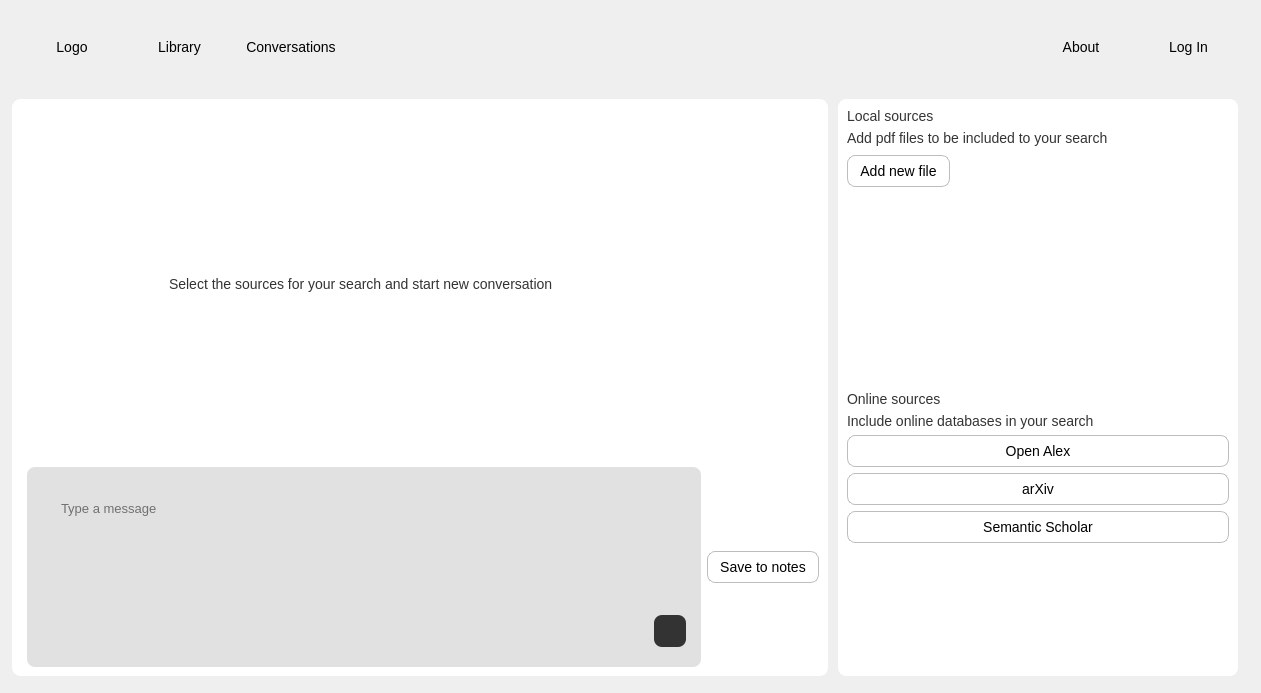
Above: ui_forms_v1/chat_window.ui from Pleias/pleias_ScholasticAI before the change. Below: the same form after it.
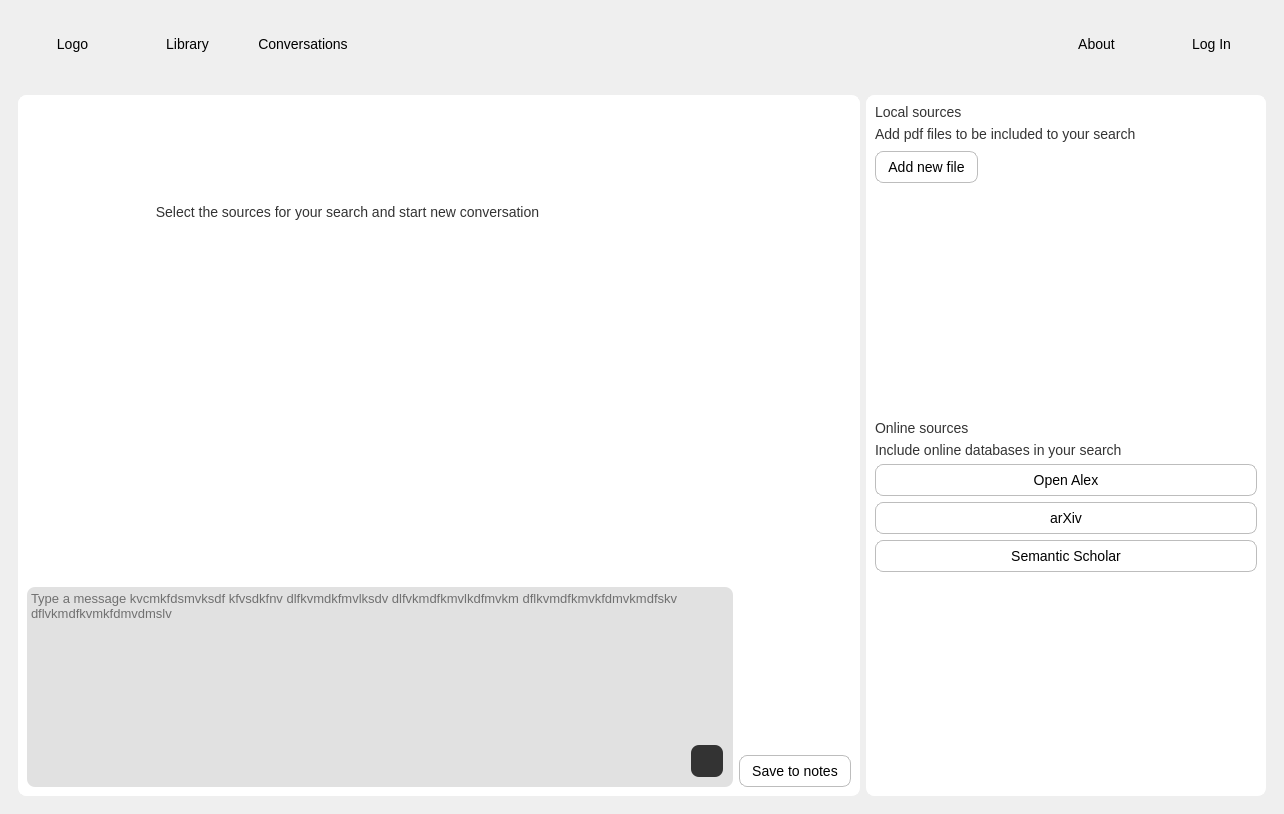
That is the form after the change. Icons and pictures are not drawn.

Patch:
```diff
--- a/ui_forms_v1/chat_window.ui
+++ b/ui_forms_v1/chat_window.ui
@@ -6,8 +6,8 @@
    <rect>
     <x>0</x>
     <y>0</y>
-    <width>1261</width>
-    <height>693</height>
+    <width>1284</width>
+    <height>814</height>
    </rect>
   </property>
   <property name="windowTitle">
@@ -103,15 +103,9 @@
 
 </string>
    </property>
+   <layout class="QVBoxLayout" name="verticalLayout_3">
+    <item>
    <widget class="QFrame" name="upper_frame">
-    <property name="geometry">
-     <rect>
-      <x>12</x>
-      <y>12</y>
-      <width>1236</width>
-      <height>71</height>
-     </rect>
-    </property>
     <property name="minimumSize">
      <size>
       <width>911</width>
@@ -135,7 +129,7 @@
 }</string>
     </property>
     <property name="frameShape">
-     <enum>QFrame::NoFrame</enum>
+       <enum>QFrame::Shape::NoFrame</enum>
     </property>
     <property name="lineWidth">
      <number>0</number>
@@ -182,6 +176,9 @@
      </item>
      <item row="0" column="3">
       <spacer name="horizontalSpacer_3">
+         <property name="orientation">
+          <enum>Qt::Orientation::Vertical</enum>
+         </property>
        <property name="sizeHint" stdset="0">
         <size>
          <width>678</width>
@@ -218,15 +215,9 @@
      </item>
     </layout>
    </widget>
+    </item>
+    <item>
    <widget class="QFrame" name="conversation_frame">
-    <property name="geometry">
-     <rect>
-      <x>12</x>
-      <y>99</y>
-      <width>1226</width>
-      <height>577</height>
-     </rect>
-    </property>
     <property name="minimumSize">
      <size>
       <width>0</width>
@@ -237,31 +228,112 @@
      <string notr="true"/>
     </property>
     <property name="frameShape">
-     <enum>QFrame::NoFrame</enum>
-    </property>
-    <layout class="QHBoxLayout" name="horizontalLayout_13">
-     <property name="spacing">
-      <number>10</number>
-     </property>
-     <property name="leftMargin">
-      <number>0</number>
-     </property>
-     <property name="topMargin">
-      <number>0</number>
-     </property>
-     <property name="rightMargin">
-      <number>0</number>
-     </property>
-     <property name="bottomMargin">
-      <number>0</number>
-     </property>
+       <enum>QFrame::Shape::NoFrame</enum>
+      </property>
+      <layout class="QHBoxLayout" name="horizontalLayout_2">
      <item>
       <widget class="QWidget" name="main_widget" native="true">
        <property name="styleSheet">
         <string notr="true"/>
        </property>
        <layout class="QGridLayout" name="gridLayout">
-        <item row="1" column="1">
+          <item row="0" column="0" rowspan="2">
+           <widget class="QFrame" name="frame_3">
+            <property name="baseSize">
+             <size>
+              <width>2</width>
+              <height>0</height>
+             </size>
+            </property>
+            <property name="frameShape">
+             <enum>QFrame::Shape::StyledPanel</enum>
+            </property>
+            <property name="frameShadow">
+             <enum>QFrame::Shadow::Raised</enum>
+            </property>
+            <layout class="QVBoxLayout" name="verticalLayout_2">
+             <property name="spacing">
+              <number>0</number>
+             </property>
+             <property name="leftMargin">
+              <number>0</number>
+             </property>
+             <property name="topMargin">
+              <number>0</number>
+             </property>
+             <property name="rightMargin">
+              <number>0</number>
+             </property>
+             <property name="bottomMargin">
+              <number>0</number>
+             </property>
+             <item>
+              <widget class="QScrollArea" name="main_sroll_area">
+               <property name="maximumSize">
+                <size>
+                 <width>700</width>
+                 <height>16777215</height>
+                </size>
+               </property>
+               <property name="baseSize">
+                <size>
+                 <width>5</width>
+                 <height>0</height>
+                </size>
+               </property>
+               <property name="styleSheet">
+                <string notr="true">border: none;</string>
+               </property>
+               <property name="frameShape">
+                <enum>QFrame::Shape::NoFrame</enum>
+               </property>
+               <property name="widgetResizable">
+                <bool>true</bool>
+               </property>
+               <property name="class" stdset="0">
+                <string>subheader</string>
+               </property>
+               <widget class="QWidget" name="scrollAreaWidgetContents_3">
+                <property name="geometry">
+                 <rect>
+                  <x>0</x>
+                  <y>0</y>
+                  <width>674</width>
+                  <height>418</height>
+                 </rect>
+                </property>
+                <property name="sizePolicy">
+                 <sizepolicy hsizetype="Expanding" vsizetype="Preferred">
+                  <horstretch>0</horstretch>
+                  <verstretch>0</verstretch>
+                 </sizepolicy>
+                </property>
+                <property name="styleSheet">
+                 <string notr="true">background-color: rgb(255, 255, 255);</string>
+                </property>
+                <widget class="QLabel" name="label_5">
+                 <property name="geometry">
+                  <rect>
+                   <x>120</x>
+                   <y>100</y>
+                   <width>401</width>
+                   <height>16</height>
+                  </rect>
+                 </property>
+                 <property name="text">
+                  <string>Select the sources for your search and start new conversation</string>
+                 </property>
+                 <property name="alignment">
+                  <set>Qt::AlignmentFlag::AlignCenter</set>
+                 </property>
+                 <property name="class" stdset="0">
+                  <string>placeholder</string>
+                 </property>
+                </widget>
+               </widget>
+              </widget>
+             </item>
+             <item>
          <widget class="QFrame" name="msg_input_frame">
           <property name="minimumSize">
            <size>
@@ -275,34 +347,58 @@
             <height>200</height>
            </size>
           </property>
+               <property name="baseSize">
+                <size>
+                 <width>0</width>
+                 <height>45</height>
+                </size>
+               </property>
           <property name="styleSheet">
-           <string notr="true">padding: 10px;</string>
+                <string notr="true"/>
           </property>
           <property name="frameShape">
-           <enum>QFrame::NoFrame</enum>
-          </property>
-          <layout class="QGridLayout" name="gridLayout_8">
+                <enum>QFrame::Shape::NoFrame</enum>
+               </property>
+               <layout class="QHBoxLayout" name="horizontalLayout">
+                <property name="spacing">
+                 <number>0</number>
+                </property>
            <property name="leftMargin">
-            <number>10</number>
+                 <number>0</number>
            </property>
            <property name="topMargin">
-            <number>10</number>
+                 <number>0</number>
            </property>
            <property name="rightMargin">
-            <number>5</number>
+                 <number>0</number>
            </property>
            <property name="bottomMargin">
-            <number>10</number>
-           </property>
-           <property name="spacing">
             <number>0</number>
            </property>
-           <item row="0" column="0" rowspan="2">
+                <item>
             <widget class="QTextEdit" name="msg_input_text_edit">
+                  <property name="sizePolicy">
+                   <sizepolicy hsizetype="Expanding" vsizetype="Expanding">
+                    <horstretch>0</horstretch>
+                    <verstretch>0</verstretch>
+                   </sizepolicy>
+                  </property>
              <property name="minimumSize">
               <size>
-               <width>0</width>
-               <height>50</height>
+                    <width>600</width>
+                    <height>32</height>
+                   </size>
+                  </property>
+                  <property name="maximumSize">
+                   <size>
+                    <width>16777215</width>
+                    <height>200</height>
+                   </size>
+                  </property>
+                  <property name="baseSize">
+                   <size>
+                    <width>600</width>
+                    <height>45</height>
               </size>
              </property>
              <property name="font">
@@ -310,23 +406,87 @@
                <pointsize>10</pointsize>
               </font>
              </property>
+                  <property name="layoutDirection">
+                   <enum>Qt::LayoutDirection::LeftToRight</enum>
+                  </property>
              <property name="styleSheet">
               <string notr="true">border: none;</string>
              </property>
+                  <property name="verticalScrollBarPolicy">
+                   <enum>Qt::ScrollBarPolicy::ScrollBarAlwaysOff</enum>
+                  </property>
              <property name="sizeAdjustPolicy">
-              <enum>QAbstractScrollArea::AdjustIgnored</enum>
+                   <enum>QAbstractScrollArea::SizeAdjustPolicy::AdjustToContents</enum>
              </property>
              <property name="placeholderText">
-              <string>Type a message</string>
+                   <string>Type a message kvcmkfdsmvksdf kfvsdkfnv dlfkvmdkfmvlksdv dlfvkmdfkmvlkdfmvkm dflkvmdfkmvkfdmvkmdfskv dflvkmdfkvmkfdmvdmslv</string>
              </property>
             </widget>
            </item>
-           <item row="1" column="1">
+                <item>
+                 <widget class="QFrame" name="frame">
+                  <property name="minimumSize">
+                   <size>
+                    <width>32</width>
+                    <height>32</height>
+                   </size>
+                  </property>
+                  <property name="layoutDirection">
+                   <enum>Qt::LayoutDirection::LeftToRight</enum>
+                  </property>
+                  <property name="frameShape">
+                   <enum>QFrame::Shape::StyledPanel</enum>
+                  </property>
+                  <property name="frameShadow">
+                   <enum>QFrame::Shadow::Raised</enum>
+                  </property>
+                  <layout class="QVBoxLayout" name="verticalLayout" stretch="0,0">
+                   <property name="spacing">
+                    <number>0</number>
+                   </property>
+                   <property name="sizeConstraint">
+                    <enum>QLayout::SizeConstraint::SetMinimumSize</enum>
+                   </property>
+                   <property name="leftMargin">
+                    <number>0</number>
+                   </property>
+                   <property name="topMargin">
+                    <number>0</number>
+                   </property>
+                   <property name="rightMargin">
+                    <number>10</number>
+                   </property>
+                   <property name="bottomMargin">
+                    <number>10</number>
+                   </property>
+                   <item>
+                    <spacer name="verticalSpacer">
+                     <property name="orientation">
+                      <enum>Qt::Orientation::Vertical</enum>
+                     </property>
+                     <property name="sizeType">
+                      <enum>QSizePolicy::Policy::MinimumExpanding</enum>
+                     </property>
+                     <property name="sizeHint" stdset="0">
+                      <size>
+                       <width>20</width>
+                       <height>1</height>
+                      </size>
+                     </property>
+                    </spacer>
+                   </item>
+                   <item>
             <widget class="QPushButton" name="msg_send_btn">
+                     <property name="sizePolicy">
+                      <sizepolicy hsizetype="Fixed" vsizetype="Fixed">
+                       <horstretch>0</horstretch>
+                       <verstretch>0</verstretch>
+                      </sizepolicy>
+                     </property>
              <property name="minimumSize">
               <size>
-               <width>25</width>
-               <height>25</height>
+                       <width>32</width>
+                       <height>32</height>
               </size>
              </property>
              <property name="maximumSize">
@@ -338,9 +498,10 @@
              <property name="styleSheet">
               <string notr="true">#send_btn {
 border: none;
-padding: 5px;
+padding:10px;
 border-radius: 5px;
 background: #333;
+
 }
 
 #send_btn:hover {
@@ -368,54 +529,26 @@
           </layout>
          </widget>
         </item>
-        <item row="0" column="0" colspan="2">
-         <widget class="QScrollArea" name="main_sroll_area">
-          <property name="styleSheet">
-           <string notr="true">border: none;</string>
-          </property>
-          <property name="widgetResizable">
-           <bool>true</bool>
-          </property>
-          <property name="class" stdset="0">
-           <string>subheader</string>
-          </property>
-          <widget class="QWidget" name="scrollAreaWidgetContents_3">
-           <property name="geometry">
-            <rect>
-             <x>0</x>
-             <y>0</y>
-             <width>661</width>
-             <height>337</height>
-            </rect>
-           </property>
-           <property name="sizePolicy">
-            <sizepolicy hsizetype="Expanding" vsizetype="Preferred">
-             <horstretch>0</horstretch>
-             <verstretch>0</verstretch>
-            </sizepolicy>
-           </property>
-           <property name="styleSheet">
-            <string notr="true">background-color: rgb(255, 255, 255);</string>
-           </property>
-           <layout class="QGridLayout" name="gridLayout_9">
-            <property name="verticalSpacing">
-             <number>50</number>
-            </property>
-            <item row="0" column="0" alignment="Qt::AlignHCenter|Qt::AlignVCenter">
-             <widget class="QLabel" name="label_5">
-              <property name="text">
-               <string>Select the sources for your search and start new conversation</string>
-              </property>
-              <property name="class" stdset="0">
-               <string>placeholder</string>
-              </property>
+               </layout>
              </widget>
             </item>
            </layout>
           </widget>
-         </widget>
-        </item>
-        <item row="1" column="2">
+          </item>
+          <item row="0" column="1">
+           <spacer name="verticalSpacer_2">
+            <property name="orientation">
+             <enum>Qt::Orientation::Vertical</enum>
+            </property>
+            <property name="sizeHint" stdset="0">
+             <size>
+              <width>20</width>
+              <height>40</height>
+             </size>
+            </property>
+           </spacer>
+          </item>
+          <item row="1" column="1">
          <widget class="QPushButton" name="save_notes_btn">
           <property name="text">
            <string>Save to notes</string>
@@ -464,7 +597,7 @@
            <string notr="true">border: none</string>
           </property>
           <property name="frameShape">
-           <enum>QFrame::NoFrame</enum>
+             <enum>QFrame::Shape::NoFrame</enum>
           </property>
           <layout class="QVBoxLayout" name="verticalLayout_6">
            <item>
@@ -499,7 +632,7 @@
            </size>
           </property>
           <property name="frameShape">
-           <enum>QFrame::NoFrame</enum>
+             <enum>QFrame::Shape::NoFrame</enum>
           </property>
           <layout class="QGridLayout" name="gridLayout_4">
            <property name="topMargin">
@@ -508,39 +641,6 @@
            <property name="bottomMargin">
             <number>0</number>
            </property>
-           <item row="0" column="0">
-            <widget class="QPushButton" name="upload_pdf_btn">
-             <property name="sizePolicy">
-              <sizepolicy hsizetype="Fixed" vsizetype="Fixed">
-               <horstretch>0</horstretch>
-               <verstretch>0</verstretch>
-              </sizepolicy>
-             </property>
-             <property name="text">
-              <string>Add new file</string>
-             </property>
-             <property name="icon">
-              <iconset resource="../static/resource.qrc">
-               <normaloff>:/icons/icons/icon_add.png</normaloff>:/icons/icons/icon_add.png</iconset>
-             </property>
-             <property name="iconSize">
-              <size>
-               <width>16</width>
-               <height>16</height>
-              </size>
-             </property>
-            </widget>
-           </item>
-           <item row="2" column="0">
-            <widget class="QLabel" name="label_4">
-             <property name="text">
-              <string>Online sources</string>
-             </property>
-             <property name="class" stdset="0">
-              <string>subheader</string>
-             </property>
-            </widget>
-           </item>
            <item row="3" column="0">
             <widget class="QLabel" name="label_3">
              <property name="text">
@@ -551,6 +651,39 @@
              </property>
             </widget>
            </item>
+             <item row="7" column="0">
+              <spacer name="verticalSpacer_3">
+               <property name="orientation">
+                <enum>Qt::Orientation::Vertical</enum>
+               </property>
+               <property name="sizeHint" stdset="0">
+                <size>
+                 <width>20</width>
+                 <height>40</height>
+                </size>
+               </property>
+              </spacer>
+             </item>
+             <item row="2" column="0">
+              <widget class="QLabel" name="label_4">
+               <property name="text">
+                <string>Online sources</string>
+               </property>
+               <property name="class" stdset="0">
+                <string>subheader</string>
+               </property>
+              </widget>
+             </item>
+             <item row="6" column="0">
+              <widget class="QPushButton" name="semantic_scholar_btn">
+               <property name="text">
+                <string>Semantic Scholar</string>
+               </property>
+              </widget>
+             </item>
+             <item row="1" column="0">
+              <widget class="QListView" name="uploaded_docs_list"/>
+             </item>
            <item row="5" column="0">
             <widget class="QPushButton" name="archive_btn">
              <property name="text">
@@ -569,26 +702,29 @@
              </property>
             </widget>
            </item>
-           <item row="6" column="0">
-            <widget class="QPushButton" name="semantic_scholar_btn">
+             <item row="0" column="0">
+              <widget class="QPushButton" name="upload_pdf_btn">
+               <property name="sizePolicy">
+                <sizepolicy hsizetype="Fixed" vsizetype="Fixed">
+                 <horstretch>0</horstretch>
+                 <verstretch>0</verstretch>
+                </sizepolicy>
+               </property>
              <property name="text">
-              <string>Semantic Scholar</string>
-             </property>
-            </widget>
-           </item>
-           <item row="7" column="0">
-            <spacer name="verticalSpacer_3">
-             <property name="sizeHint" stdset="0">
+                <string>Add new file</string>
+               </property>
+               <property name="icon">
+                <iconset resource="../static/resource.qrc">
+                 <normaloff>:/icons/icons/icon_add.png</normaloff>:/icons/icons/icon_add.png</iconset>
+               </property>
+               <property name="iconSize">
               <size>
-               <width>20</width>
-               <height>40</height>
-              </size>
-             </property>
-            </spacer>
-           </item>
-           <item row="1" column="0">
-            <widget class="QListView" name="uploaded_docs_list"/>
-           </item>
+                 <width>16</width>
+                 <height>16</height>
+                </size>
+               </property>
+              </widget>
+             </item>
           </layout>
          </widget>
         </item>
@@ -596,15 +732,19 @@
       </widget>
      </item>
     </layout>
-   </widget>
+      <zorder>main_widget</zorder>
+      <zorder>side_widget_left</zorder>
+     </widget>
+    </item>
+   </layout>
   </widget>
   <widget class="QMenuBar" name="menubar">
    <property name="geometry">
     <rect>
      <x>0</x>
      <y>0</y>
-     <width>1261</width>
-     <height>24</height>
+     <width>1284</width>
+     <height>37</height>
     </rect>
    </property>
   </widget>
```
Lines whose indentation alone changed are shown as unchanged.
